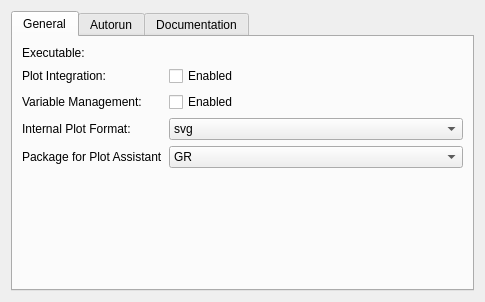
KDE/cantor, file src/backends/julia/settings.ui: the form before one commit.
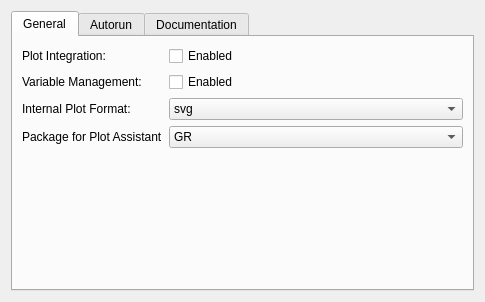
The form after the commit. Custom widgets are drawn as their Qt base class.

Commit message: [Julia] removed the dependency on Julia's executable and set the recommended version to the current LTS version 1.6.7.

```diff
--- a/src/backends/julia/settings.ui
+++ b/src/backends/julia/settings.ui
@@ -21,85 +21,27 @@
        <string>General</string>
       </attribute>
       <layout class="QGridLayout" name="gridLayout">
+       <item row="4" column="0">
+        <spacer name="verticalSpacer1">
+         <property name="orientation">
+          <enum>Qt::Vertical</enum>
+         </property>
+         <property name="sizeHint" stdset="0">
+          <size>
+           <width>20</width>
+           <height>46</height>
+          </size>
+         </property>
+        </spacer>
+       </item>
        <item row="0" column="0">
-        <widget class="QLabel" name="label">
-         <property name="text">
-          <string>Executable:</string>
-         </property>
-        </widget>
-       </item>
-       <item row="0" column="1">
-        <widget class="KUrlRequester" name="kcfg_replPath"/>
-       </item>
-       <item row="1" column="0">
         <widget class="QLabel" name="lPlotIntegration">
          <property name="text">
           <string>Plot Integration:</string>
          </property>
         </widget>
        </item>
-       <item row="1" column="1">
-        <widget class="QCheckBox" name="kcfg_integratePlots">
-         <property name="toolTip">
-          <string>If enabled, plots will be shown inside of the worksheet. Otherwise, plots will be shown in an external window.</string>
-         </property>
-         <property name="text">
-          <string>Enabled</string>
-         </property>
-        </widget>
-       </item>
-       <item row="2" column="0">
-        <widget class="QLabel" name="lVariableManagement">
-         <property name="text">
-          <string>Variable Management:</string>
-         </property>
-        </widget>
-       </item>
-       <item row="2" column="1">
-        <widget class="QCheckBox" name="kcfg_variableManagement">
-         <property name="toolTip">
-          <string>Monitor the creation and destruction of variables and show the existing variables in the variable panel.</string>
-         </property>
-         <property name="text">
-          <string>Enabled</string>
-         </property>
-        </widget>
-       </item>
-       <item row="3" column="0">
-        <widget class="QLabel" name="label2">
-         <property name="text">
-          <string>Internal Plot Format:</string>
-         </property>
-        </widget>
-       </item>
        <item row="3" column="1">
-        <widget class="QComboBox" name="kcfg_inlinePlotFormat">
-         <property name="toolTip">
-          <string>Inner format of plots, if plots embedding is enabled.</string>
-         </property>
-         <item>
-          <property name="text">
-           <string notr="true">svg</string>
-          </property>
-         </item>
-         <item>
-          <property name="text">
-           <string notr="true">png</string>
-          </property>
-         </item>
-        </widget>
-       </item>
-       <item row="4" column="0">
-        <widget class="QLabel" name="label3">
-         <property name="toolTip">
-          <string>Graphic package to be used in the Plot Assistant</string>
-         </property>
-         <property name="text">
-          <string>Package for Plot Assistant</string>
-         </property>
-        </widget>
-       </item>
-       <item row="4" column="1">
         <widget class="KComboBox" name="kcfg_plotExtenstionGraphicPackage">
          <property name="sizePolicy">
           <sizepolicy hsizetype="Expanding" vsizetype="Fixed">
@@ -132,18 +74,66 @@
          </item>
         </widget>
        </item>
-       <item row="5" column="0">
-        <spacer name="verticalSpacer1">
-         <property name="orientation">
-          <enum>Qt::Vertical</enum>
+       <item row="2" column="1">
+        <widget class="QComboBox" name="kcfg_inlinePlotFormat">
+         <property name="toolTip">
+          <string>Inner format of plots, if plots embedding is enabled.</string>
          </property>
-         <property name="sizeHint" stdset="0">
-          <size>
-           <width>20</width>
-           <height>46</height>
-          </size>
+         <item>
+          <property name="text">
+           <string notr="true">svg</string>
+          </property>
+         </item>
+         <item>
+          <property name="text">
+           <string notr="true">png</string>
+          </property>
+         </item>
+        </widget>
+       </item>
+       <item row="3" column="0">
+        <widget class="QLabel" name="label3">
+         <property name="toolTip">
+          <string>Graphic package to be used in the Plot Assistant</string>
          </property>
-        </spacer>
+         <property name="text">
+          <string>Package for Plot Assistant</string>
+         </property>
+        </widget>
+       </item>
+       <item row="0" column="1">
+        <widget class="QCheckBox" name="kcfg_integratePlots">
+         <property name="toolTip">
+          <string>If enabled, plots will be shown inside of the worksheet. Otherwise, plots will be shown in an external window.</string>
+         </property>
+         <property name="text">
+          <string>Enabled</string>
+         </property>
+        </widget>
+       </item>
+       <item row="2" column="0">
+        <widget class="QLabel" name="label2">
+         <property name="text">
+          <string>Internal Plot Format:</string>
+         </property>
+        </widget>
+       </item>
+       <item row="1" column="0">
+        <widget class="QLabel" name="lVariableManagement">
+         <property name="text">
+          <string>Variable Management:</string>
+         </property>
+        </widget>
+       </item>
+       <item row="1" column="1">
+        <widget class="QCheckBox" name="kcfg_variableManagement">
+         <property name="toolTip">
+          <string>Monitor the creation and destruction of variables and show the existing variables in the variable panel.</string>
+         </property>
+         <property name="text">
+          <string>Enabled</string>
+         </property>
+        </widget>
        </item>
       </layout>
      </widget>
@@ -182,12 +172,6 @@
    <extends>QComboBox</extends>
    <header>kcombobox.h</header>
   </customwidget>
-  <customwidget>
-   <class>KUrlRequester</class>
-   <extends>QWidget</extends>
-   <header>kurlrequester.h</header>
-   <container>1</container>
-  </customwidget>
   <customwidget>
    <class>KEditListWidget</class>
    <extends>QWidget</extends>
```
The commit also changes 7 other files.
